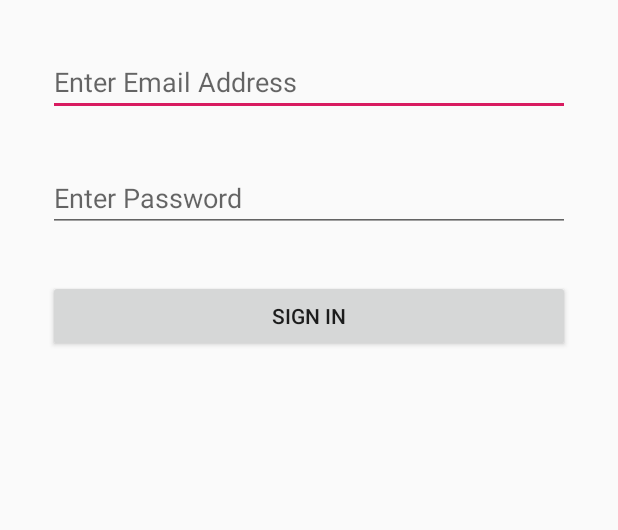
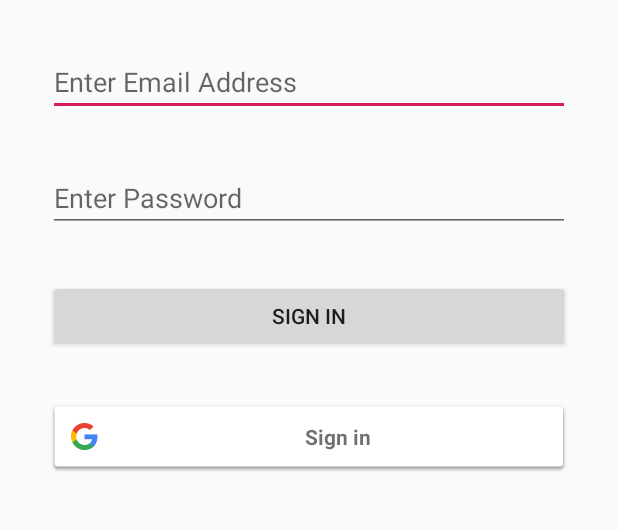
Before and after one commit to jngisiro/android_mlpma, an Android app: the layout activity_login.xml on its own in the app's theme, with its tools: preview values and no code run, on a phone screen of 412 x 824 dp, the part 157-687 px from its top. Run offline under Robolectric (Android 15) with nearby library versions, the phone set to English and light mode, and no system bars.

Commit message:
added google auth to sign in

```diff
--- a/app/build.gradle
+++ b/app/build.gradle
@@ -29,5 +29,6 @@ dependencies {
     implementation "com.google.firebase:firebase-database:16.1.0"
     implementation "com.google.firebase:firebase-crash:16.2.1"
     implementation "com.google.firebase:firebase-auth:16.2.1"
+    implementation "com.google.android.gms:play-services-auth:16.0.1"
 }
 apply plugin: 'com.google.gms.google-services'
--- a/app/src/main/res/layout/activity_login.xml
+++ b/app/src/main/res/layout/activity_login.xml
@@ -57,5 +57,14 @@
         app:layout_constraintTop_toBottomOf="@+id/txt_password"
         android:onClick="loginUser"/>
 
+    <com.google.android.gms.common.SignInButton
+        android:id="@+id/btn_googleAuth"
+        android:layout_width="0dp"
+        android:layout_height="wrap_content"
+        android:layout_marginTop="32dp"
+        app:layout_constraintEnd_toEndOf="@+id/btn_signIn"
+        app:layout_constraintStart_toStartOf="@+id/btn_signIn"
+        app:layout_constraintTop_toBottomOf="@+id/btn_signIn" />
+
 
 </android.support.constraint.ConstraintLayout>
```
Also changed, not shown: app/src/main/java/com/subtledesigns/mlpma/LoginActivity.java (+79 -0 lines).
